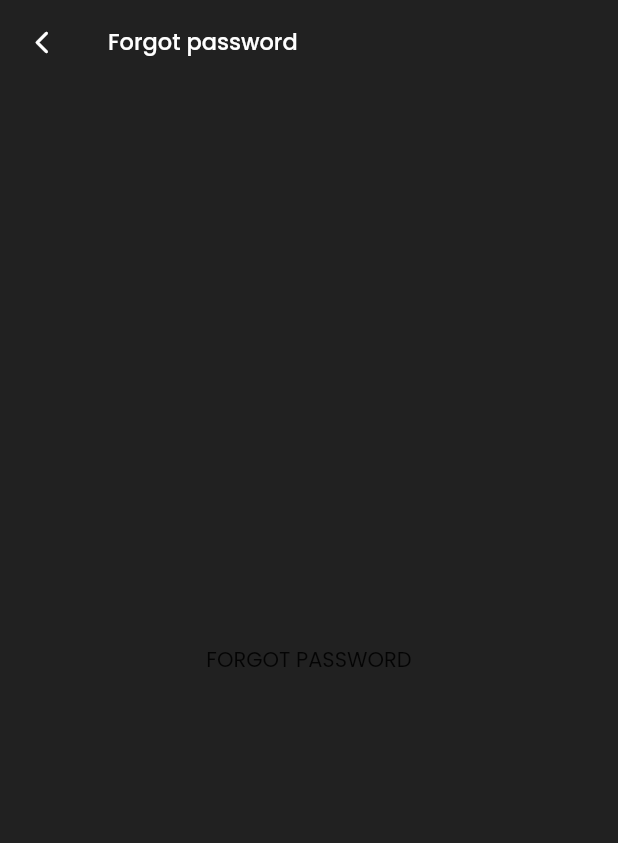
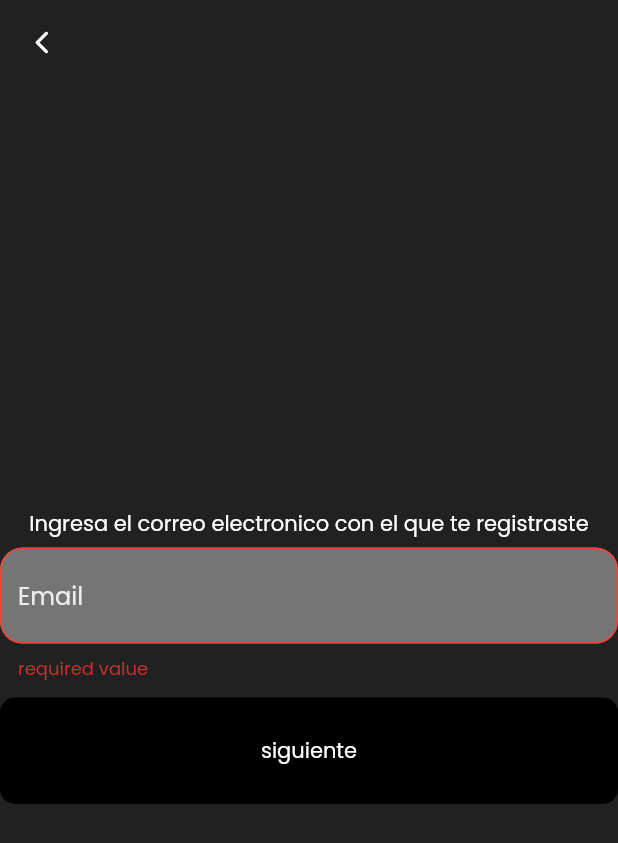
Before and after one commit to Victhor1/andrea_project_mobile, a Flutter app: the screen it shows after launch, after a tap on "Olvidaste tu contraseña?", on a phone screen of 412 x 824 dp. Shown: the top 843 px of the screen. Run offline on Flutter 3.47's test engine with Material 2 defaults, Android fonts, the phone set to English and light mode, and no system bars; our stand-ins replace get, google_fonts.

Commit message:
forgot password fisrt state component

```diff
--- a/lib/controllers/auth_controller.dart
+++ b/lib/controllers/auth_controller.dart
@@ -2,7 +2,8 @@ import 'package:flutter/cupertino.dart';
 import 'package:get/get.dart';
 
 class AuthController extends GetxController {
-  GlobalKey<FormState> authFormKey = GlobalKey<FormState>();
+  GlobalKey<FormState> authFormKey = GlobalKey<FormState>(),
+      forgotPasswordEmail = GlobalKey<FormState>();
 
   TextEditingController ctrlEmail = TextEditingController(),
       ctrlPassword = TextEditingController(),
@@ -16,6 +17,7 @@ class AuthController extends GetxController {
 
   RxBool isObscureText = RxBool(true);
   RxBool isRegister = RxBool(false);
+  RxInt forgotPasswordState = RxInt(1);
 
   void clearTextControllers() {
     ctrlEmail.clear();
@@ -23,4 +25,9 @@ class AuthController extends GetxController {
     ctrlName.clear();
     ctrlConfirmPassword.clear();
   }
+
+  void resetForgotPasswordValues() {
+    forgotPasswordState.value = 1;
+    clearTextControllers();
+  }
 }
--- /dev/null
+++ b/lib/screens/auth/components/forgot_password_first_state_component.dart
@@ -0,0 +1,56 @@
+import 'package:andrea_project_mobile/controllers/auth_controller.dart';
+import 'package:andrea_project_mobile/models/regex_validator_model.dart';
+import 'package:andrea_project_mobile/utils/messages_utils.dart';
+import 'package:andrea_project_mobile/utils/regex_utils.dart';
+import 'package:andrea_project_mobile/widgets/custom_button.dart';
+import 'package:andrea_project_mobile/widgets/custom_text_form_field.dart';
+import 'package:flutter/material.dart';
+import 'package:get/get.dart';
+
+class ForgotPasswordFirstStateComponent extends GetView<AuthController> {
+  const ForgotPasswordFirstStateComponent({super.key});
+
+  @override
+  Widget build(BuildContext context) {
+    return Column(
+      mainAxisAlignment: MainAxisAlignment.center,
+      crossAxisAlignment: CrossAxisAlignment.center,
+      children: [
+        const Text(
+          'Ingresa el correo electronico con el que te registraste',
+          style: TextStyle(
+            color: Colors.white,
+          ),
+        ),
+        Form(
+          key: controller.forgotPasswordEmail,
+          autovalidateMode: AutovalidateMode.always,
+          child: customTextFormField(
+            key: const Key('email'),
+            focusNode: controller.emailFocusNode,
+            controller: controller.ctrlEmail,
+            hintText: 'Email',
+            textInputType: TextInputType.emailAddress,
+            textInputAction: TextInputAction.done,
+            //onEditingCompletefocusNode: controller.passwordFocusNode,
+            validators: [
+              RegexValidatorModel(
+                regex: RegexUtils.emailRegex,
+                message: MessagesUtils.invalidEmailMessage,
+              ),
+            ],
+          ),
+        ),
+        customButton(
+          content: const Text(
+            'siguiente',
+            style: TextStyle(
+              color: Colors.white,
+            ),
+          ),
+          function: () => controller.forgotPasswordState.value = 2,
+        ),
+      ],
+    );
+  }
+}
--- a/lib/screens/auth/components/login_form_component.dart
+++ b/lib/screens/auth/components/login_form_component.dart
@@ -38,7 +38,7 @@ class LoginFormComponent extends GetView<AuthController> {
             focusNode: controller.emailFocusNode,
             controller: controller.ctrlEmail,
             hintText: 'Email',
-            textInputType: TextInputType.text,
+            textInputType: TextInputType.emailAddress,
             textInputAction: TextInputAction.next,
             onEditingCompletefocusNode: controller.passwordFocusNode,
             validators: [
@@ -102,7 +102,10 @@ class LoginFormComponent extends GetView<AuthController> {
                   child: Container(
                     margin: const EdgeInsets.symmetric(vertical: 5),
                     child: GestureDetector(
-                      onTap: () => Get.toNamed('/forgot-password'),
+                      onTap: () {
+                        controller.resetForgotPasswordValues();
+                        Get.toNamed('/forgot-password');
+                      },
                       child: Text(
                         'Olvidaste tu contraseña?',
                         style: TextStyle(color: Colors.grey[100]),
--- a/lib/screens/auth/forgot_password_screen.dart
+++ b/lib/screens/auth/forgot_password_screen.dart
@@ -1,4 +1,5 @@
 import 'package:andrea_project_mobile/controllers/auth_controller.dart';
+import 'package:andrea_project_mobile/screens/auth/components/forgot_password_first_state_component.dart';
 import 'package:andrea_project_mobile/widgets/custom_app_bar.dart';
 import 'package:flutter/material.dart';
 import 'package:get/get.dart';
@@ -9,13 +10,30 @@ class ForgotPasswordScreen extends GetView<AuthController> {
   @override
   Widget build(BuildContext context) {
     return Scaffold(
-      appBar: customAppBar(title: 'Forgot password'),
+      appBar: customAppBar(
+        backAction: () => controller.resetForgotPasswordValues(),
+      ),
       backgroundColor: Colors.grey[900],
-      body: const SafeArea(
+      body: SafeArea(
         child: Center(
-          child: Text('FORGOT PASSWORD'),
+          child: Obx(
+            () => forgotPasswordState(
+              state: controller.forgotPasswordState.value,
+            ),
+          ),
         ),
       ),
     );
   }
+
+  Widget forgotPasswordState({required int state}) {
+    switch (state) {
+      case 1:
+        return const ForgotPasswordFirstStateComponent();
+      case 2:
+        return Container();
+      default:
+        return const SizedBox();
+    }
+  }
 }
--- a/lib/widgets/custom_app_bar.dart
+++ b/lib/widgets/custom_app_bar.dart
@@ -2,6 +2,7 @@ import 'package:flutter/material.dart';
 import 'package:get/get.dart';
 
 AppBar customAppBar({
+  Function? backAction,
   String title = '',
 }) =>
     AppBar(
@@ -14,7 +15,10 @@ AppBar customAppBar({
       ),
       elevation: 0,
       leading: GestureDetector(
-        onTap: () => Get.back(),
+        onTap: () {
+          if (backAction != null) backAction();
+          Get.back();
+        },
         child: const Icon(
           Icons.arrow_back_ios_new_rounded,
           size: 18,
```
